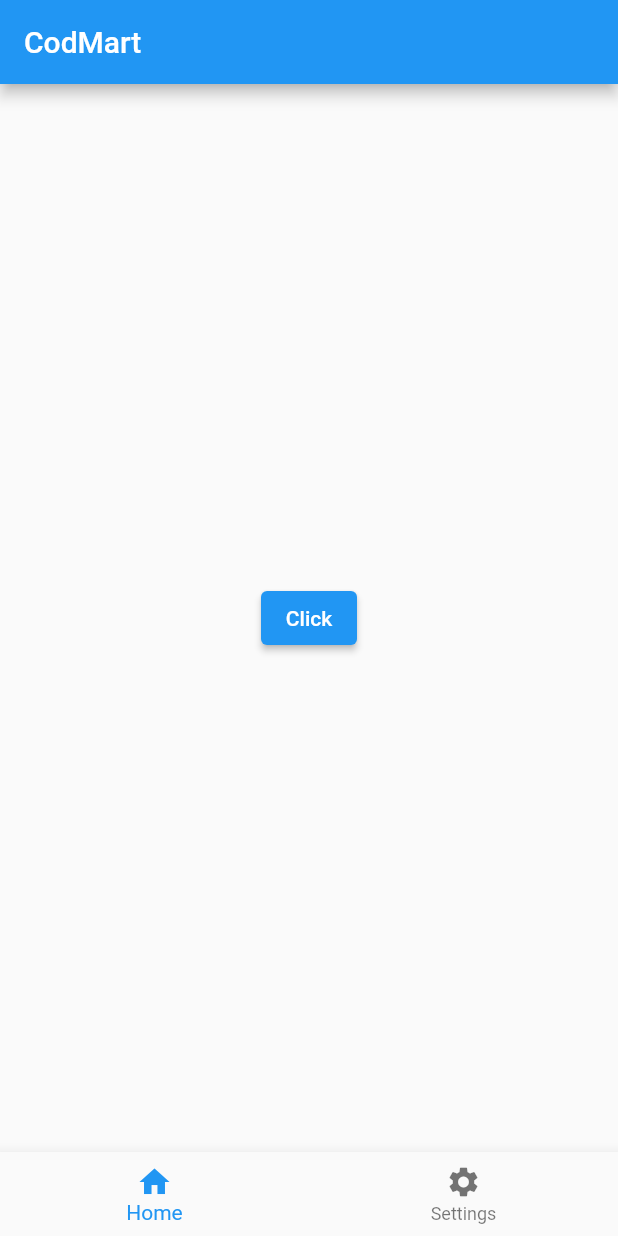
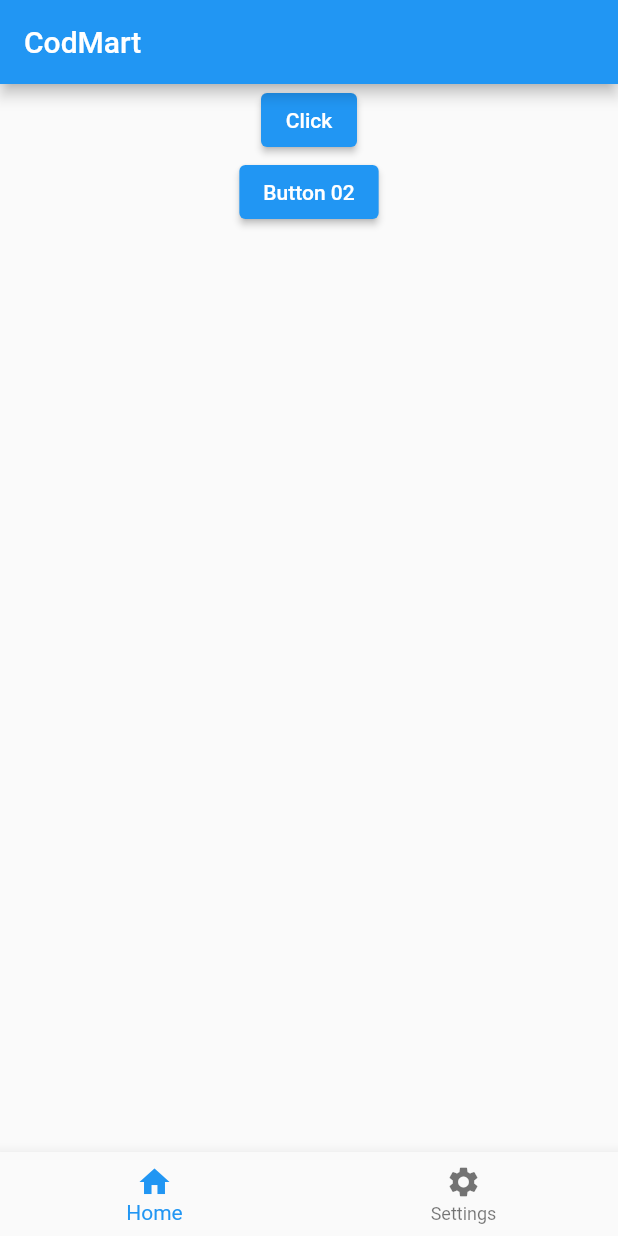
Before and after one commit to Hasitha-Lakshan404/Flutter_Basic, a Flutter app: the screen it shows after launch, on a phone screen of 412 x 824 dp. Run offline on Flutter 3.47's test engine with Material 2 defaults, Android fonts, the phone set to English and light mode, and no system bars.

Commit message:
Added Two Button to the window

```diff
--- a/lib/main.dart
+++ b/lib/main.dart
@@ -25,7 +25,9 @@ class _MyAppState extends State<MyApp> {
           title: const Text('CodMart'),
         ),
         body: Center(
-          child: ElevatedButton(
+          child: Column(
+            children: [
+              ElevatedButton(
                 onPressed: () {
                   setState(() {
                     buttonName = 'Clicked';
@@ -33,6 +35,19 @@ class _MyAppState extends State<MyApp> {
                   print("Print This In Terminal");
                 },
                 child: Text(buttonName),
+              ),
+
+              //Button 02
+              ElevatedButton(
+                onPressed: () {
+                  setState(() {
+                    buttonName = 'Clicked';
+                  });
+                  print("Print This In Terminal");
+                },
+                child: const Text('Button 02'),
+              ),
+            ],
           ),
         ),
         bottomNavigationBar: BottomNavigationBar(
```
Lines whose indentation alone changed are shown as unchanged.
